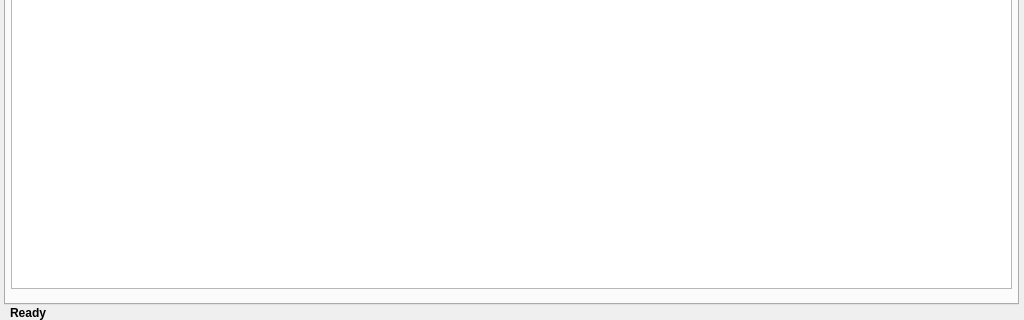
First picture: the form in QtUI/MainWindow_UI.ui, repository emper0r/IVAO-status, before the edit; both pictures show x 0 to 1024 and y 366 to 686 of the 1024 by 686 pixel window.
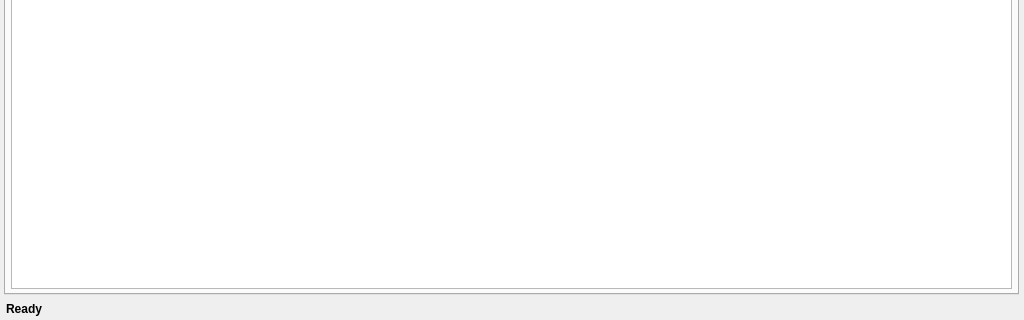
Second picture: the form after the edit. The open tabs and pages were chosen to show the change.

Commit message:
* Fix MainUI Widgets positions
	+ Preparing look & feel for Observers

The edit to the form file:
```diff
--- a/QtUI/MainWindow_UI.ui
+++ b/QtUI/MainWindow_UI.ui
@@ -44,7 +44,7 @@
       <x>4</x>
       <y>30</y>
       <width>1015</width>
-      <height>641</height>
+      <height>631</height>
      </rect>
     </property>
     <property name="cursor">
@@ -1198,8 +1198,8 @@
    <widget class="QLabel" name="action_update">
     <property name="geometry">
      <rect>
-      <x>10</x>
-      <y>671</y>
+      <x>6</x>
+      <y>667</y>
       <width>101</width>
       <height>16</height>
      </rect>
```
Left out of the diff: 68 changed lines with no effect on the pictures. The commit also changes 1 other file.
